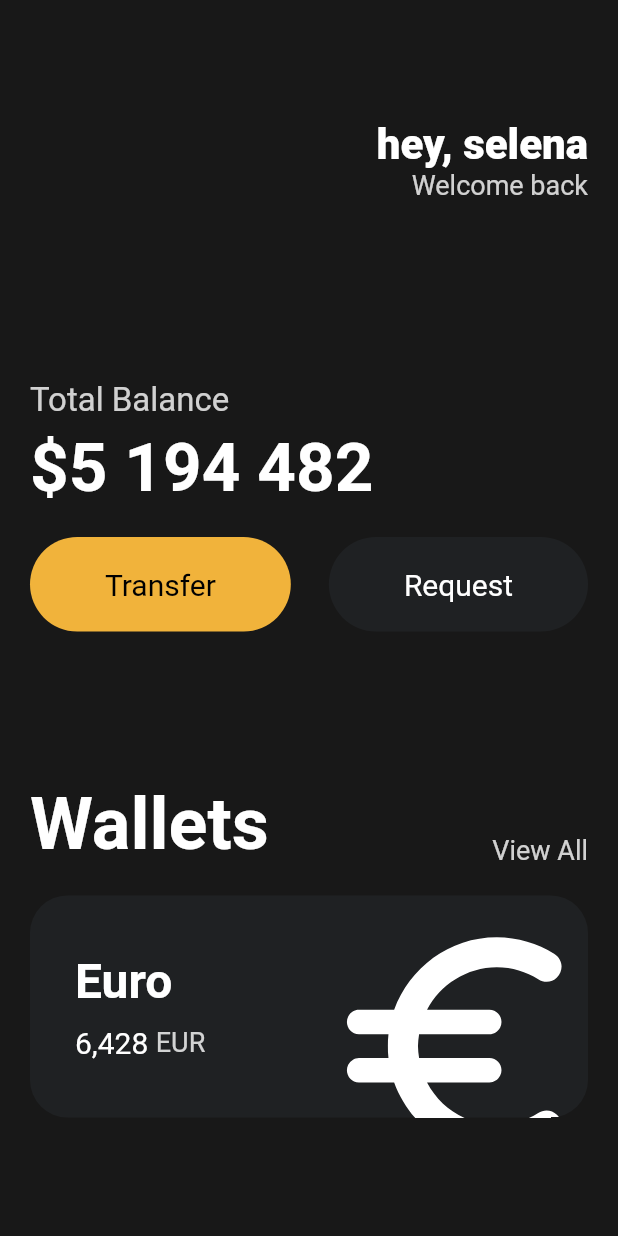
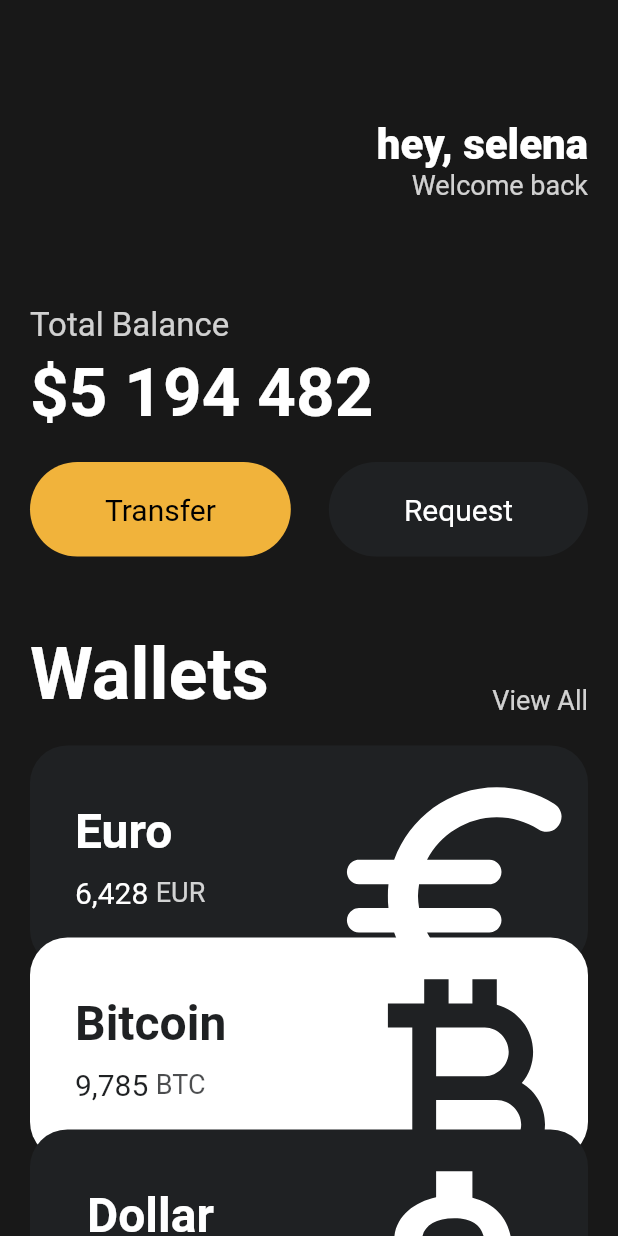
Before and after one commit to sbean0215/NomadCoders_toonflix, a Flutter app: the screen it shows after launch, on a phone screen of 412 x 824 dp. Run offline on Flutter 3.47's test engine with Material 2 defaults, Android fonts, the phone set to English and light mode, and no system bars.

Commit message:
3.8 Reusable Cards

```diff
--- a/lib/main.dart
+++ b/lib/main.dart
@@ -1,5 +1,6 @@
 import 'package:flutter/material.dart';
 import 'package:toonflix/widgets/button.dart';
+import 'package:toonflix/widgets/currency_card.dart';
 
 void main() {
   runApp(App());
@@ -11,7 +12,8 @@ class App extends StatelessWidget {
     return MaterialApp(
       home: Scaffold(
         backgroundColor: const Color(0xFF181818),
-        body: Padding(
+        body: SingleChildScrollView(
+          child: Padding(
             padding: const EdgeInsets.symmetric(horizontal: 20),
             child: Column(
               crossAxisAlignment: CrossAxisAlignment.start,
@@ -35,14 +37,15 @@ class App extends StatelessWidget {
                         Text(
                           'Welcome back',
                           style: TextStyle(
-                            color: Colors.white.withOpacity(0.8), fontSize: 18),
+                              color: Colors.white.withOpacity(0.8),
+                              fontSize: 18),
                         ),
                       ],
                     )
                   ],
                 ),
                 const SizedBox(
-                height: 120,
+                  height: 70,
                 ),
                 Text(
                   "Total Balance",
@@ -81,7 +84,7 @@ class App extends StatelessWidget {
                   ],
                 ),
                 const SizedBox(
-                height: 100,
+                  height: 50,
                 ),
                 Row(
                   mainAxisAlignment: MainAxisAlignment.spaceBetween,
@@ -107,66 +110,35 @@ class App extends StatelessWidget {
                 const SizedBox(
                   height: 20,
                 ),
-              Container(
-                  clipBehavior: Clip.hardEdge,
-                  decoration: BoxDecoration(
-                    color: const Color(0xFF1F2123),
-                    borderRadius: BorderRadius.circular(25),
+                const CurrencyCard(
+                  name: 'Euro',
+                  code: 'EUR',
+                  amount: '6,428',
+                  icon: Icons.euro_rounded,
+                  isInverted: false,
                 ),
-                  padding: const EdgeInsets.all(30.0),
-                  child: Row(
-                    mainAxisAlignment: MainAxisAlignment.spaceBetween,
-                    children: [
-                      Column(
-                        crossAxisAlignment: CrossAxisAlignment.start,
-                        children: [
-                          const Text(
-                            'Euro',
-                            style: TextStyle(
-                              color: Colors.white,
-                              fontSize: 32,
-                              fontWeight: FontWeight.w600,
+                Transform.translate(
+                  offset: const Offset(0, -20),
+                  child: const CurrencyCard(
+                    name: 'Bitcoin ',
+                    code: 'BTC',
+                    amount: '9,785',
+                    icon: Icons.currency_bitcoin,
+                    isInverted: true,
                   ),
                 ),
-                          const SizedBox(
-                            height: 10,
-                          ),
-                          Row(
-                            children: [
-                              const Text(
-                                '6,428',
-                                style: TextStyle(
-                                  fontSize: 20,
-                                  color: Colors.white,
+                Transform.translate(
+                  offset: const Offset(0, -40),
+                  child: const CurrencyCard(
+                    name: ' Dollar',
+                    code: 'USD',
+                    amount: '6,428',
+                    icon: Icons.attach_money_outlined,
+                    isInverted: false,
                   ),
                 ),
-                              const SizedBox(
-                                width: 5,
-                              ),
-                              Text(
-                                'EUR',
-                                style: TextStyle(
-                                  fontSize: 18,
-                                  color: Colors.white.withOpacity(0.8),
-                                ),
-                              )
-                            ],
-                          )
               ],
             ),
-                      Transform.scale(
-                          scale: 2.2,
-                          child: Transform.translate(
-                            offset: const Offset(-5, 12),
-                            child: const Icon(
-                              Icons.euro_rounded,
-                              color: Colors.white,
-                              size: 88,
-                            ),
-                          )),
-                    ],
-                  ))
-            ],
           ),
         ),
       ),
--- /dev/null
+++ b/lib/widgets/currency_card.dart
@@ -0,0 +1,80 @@
+import 'package:flutter/material.dart';
+
+class CurrencyCard extends StatelessWidget {
+  final String name, code, amount;
+  final IconData icon;
+  final bool isInverted;
+  final _blackColor = const Color(0xFF1F2123);
+
+  const CurrencyCard(
+      {super.key,
+      required this.name,
+      required this.code,
+      required this.amount,
+      required this.icon,
+      required this.isInverted});
+
+  @override
+  Widget build(BuildContext context) {
+    return Container(
+        clipBehavior: Clip.hardEdge,
+        decoration: BoxDecoration(
+          color: isInverted ? Colors.white : _blackColor,
+          borderRadius: BorderRadius.circular(25),
+        ),
+        padding: const EdgeInsets.all(30.0),
+        child: Row(
+          mainAxisAlignment: MainAxisAlignment.spaceBetween,
+          children: [
+            Column(
+              crossAxisAlignment: CrossAxisAlignment.start,
+              children: [
+                Text(
+                  name,
+                  style: TextStyle(
+                    color: isInverted ? _blackColor : Colors.white,
+                    fontSize: 32,
+                    fontWeight: FontWeight.w600,
+                  ),
+                ),
+                const SizedBox(
+                  height: 10,
+                ),
+                Row(
+                  children: [
+                    Text(
+                      amount,
+                      style: TextStyle(
+                        fontSize: 20,
+                        color: isInverted ? _blackColor : Colors.white,
+                      ),
+                    ),
+                    const SizedBox(
+                      width: 5,
+                    ),
+                    Text(
+                      code,
+                      style: TextStyle(
+                        fontSize: 18,
+                        color: (isInverted ? _blackColor : Colors.white)
+                            .withOpacity(0.8),
+                      ),
+                    )
+                  ],
+                )
+              ],
+            ),
+            Transform.scale(
+                scale: 2.2,
+                child: Transform.translate(
+                  offset: const Offset(-5, 12),
+                  child: Icon(
+                    icon,
+                    color: (isInverted ? _blackColor : Colors.white),
+                    size: 88,
+                  ),
+                )),
+          ],
+        ));
+  }
+}
```
Lines whose indentation alone changed are shown as unchanged.
